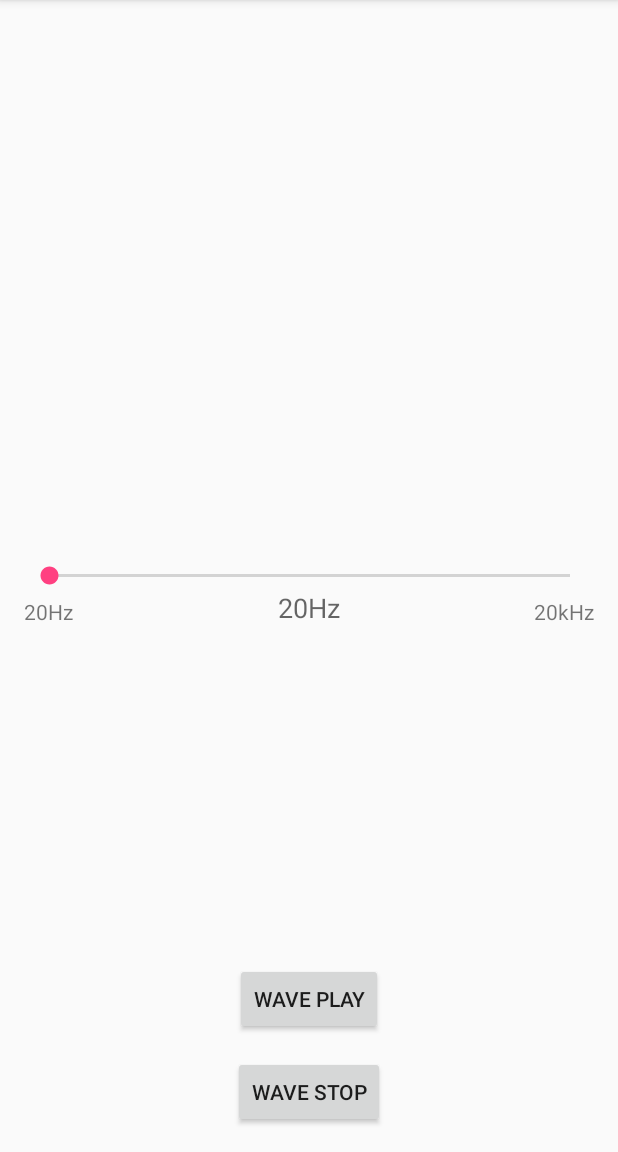
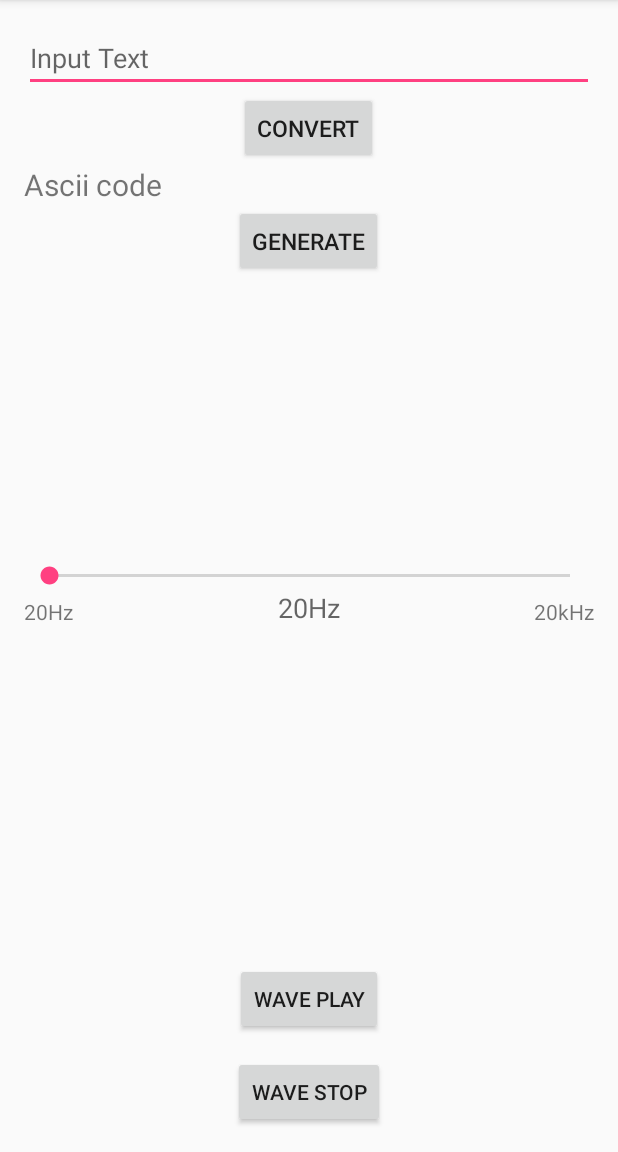
Before and after one commit to HyungJiny/soundBeacon, an Android app: the screen it shows after launch (MainActivity), on a phone screen of 412 x 824 dp, the part 84-1236 px from its top. Run offline under Robolectric (Android 15) with nearby library versions, the phone set to English and light mode, and no system bars.

Commit message:
It can input anytext and convert to Ascii code

```diff
--- a/HighFreq/app/src/main/java/com/dnlab/jiny/highfreq/ConvertAscii.java
+++ b/HighFreq/app/src/main/java/com/dnlab/jiny/highfreq/ConvertAscii.java
@@ -20,12 +20,12 @@ public class ConvertAscii {
         }
     }
 
-    public byte[] getAscii(){
-        return ascii;
-    }
-
     public String getCode(){
         return code.toString();
     }
 
+    public String getInputMessage(){
+        return inputMessage;
+    }
+
 }
--- a/HighFreq/app/src/main/java/com/dnlab/jiny/highfreq/MainActivity.java
+++ b/HighFreq/app/src/main/java/com/dnlab/jiny/highfreq/MainActivity.java
@@ -4,27 +4,64 @@ import android.support.v7.app.AppCompatActivity;
 import android.os.Bundle;
 import android.view.View;
 import android.widget.Button;
+import android.widget.EditText;
 import android.widget.SeekBar;
 import android.widget.TextView;
 
 public class MainActivity extends AppCompatActivity {
 
     private double frequencyOfTune = 440; // hz
-    private double BIT0 = 18500;
-    private double BIT1 = 19500;
+    private double BIT0 = 18500; // hz
+    private double BIT1 = 19500; // hz
+    private int gapTime = 500; //ms
+    private String toConvertText;
+    private String asciiCode;
 
     Button wavePlayButton;
     Button waveStopButton;
+    Button textConvertButton;
+    Button generateButton;
+
     SeekBar frequencySeekBar;
+
+    TextView asciiCodeView;
     TextView frequencyValue;
+
+    EditText inputText;
+
 
     //SineWaveGenerator Test
     SineWaveGenerator sineWaveGenerator = new SineWaveGenerator();
+    ConvertAscii convertAscii;
 
     @Override
     protected void onCreate(Bundle savedInstanceState) {
         super.onCreate(savedInstanceState);
         setContentView(R.layout.activity_main);
+
+        // 텍스트를 입력 받아 아스키 코드로 변환하는 코드
+        inputText = (EditText) findViewById(R.id.text_input);
+        asciiCodeView = (TextView) findViewById(R.id.ascii_textView);
+        textConvertButton = (Button) findViewById(R.id.convert_button);
+        textConvertButton.setOnClickListener(new View.OnClickListener() {
+            @Override
+            public void onClick(View view) {
+                toConvertText = inputText.getText().toString();
+                convertAscii = new ConvertAscii(toConvertText);
+                asciiCode = convertAscii.getCode();
+                asciiCodeView.setText(asciiCode);
+            }
+        });
+        generateButton = (Button) findViewById(R.id.generate_button);
+        generateButton.setOnClickListener(new View.OnClickListener() {
+            @Override
+            public void onClick(View view) {
+
+            }
+        });
+
+
+        // 원하는 주파수를 조정해서 발생시키는 코드
 
         frequencySeekBar = (SeekBar) findViewById(R.id.frequency_seekBar);
         frequencyValue = (TextView) findViewById(R.id.frequency_value_textView);
--- a/HighFreq/app/src/main/res/layout/activity_main.xml
+++ b/HighFreq/app/src/main/res/layout/activity_main.xml
@@ -8,6 +8,39 @@
     android:paddingRight="@dimen/activity_horizontal_margin"
     android:paddingTop="@dimen/activity_vertical_margin"
     tools:context="com.dnlab.jiny.highfreq.MainActivity">
+
+    <LinearLayout
+        android:layout_width="match_parent"
+        android:layout_height="wrap_content"
+        android:orientation="vertical">
+
+        <EditText android:id="@+id/text_input"
+            android:layout_width="match_parent"
+            android:layout_height="wrap_content"
+            android:hint="Input Text"/>
+
+        <Button android:id="@+id/convert_button"
+            android:layout_height="wrap_content"
+            android:layout_width="wrap_content"
+            android:textSize="15dp"
+            android:text="Convert"
+            android:layout_gravity="center" />
+
+        <TextView
+            android:layout_width="match_parent"
+            android:layout_height="wrap_content"
+            android:textSize="20dp"
+            android:text="Ascii code"
+            android:id="@+id/ascii_textView"
+            android:layout_gravity="center"/>
+
+        <Button android:id="@+id/generate_button"
+            android:layout_height="wrap_content"
+            android:layout_width="wrap_content"
+            android:textSize="15dp"
+            android:text="Generate"
+            android:layout_gravity="center" />
+    </LinearLayout>
 
     <Button
         android:layout_width="wrap_content"
```
